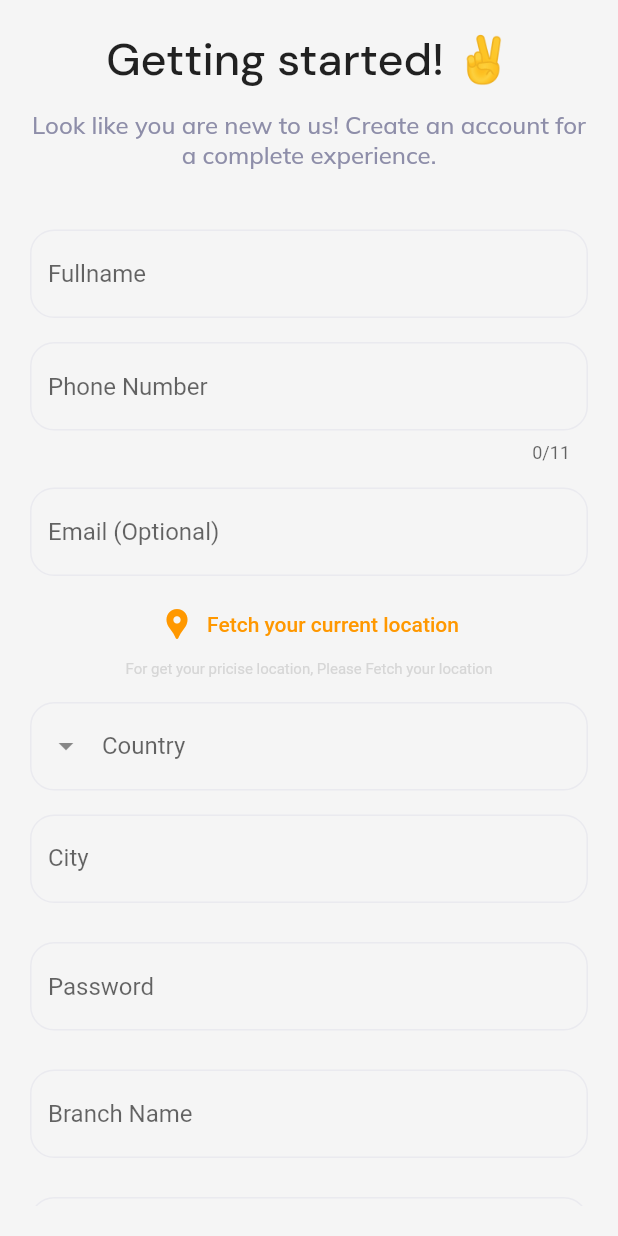
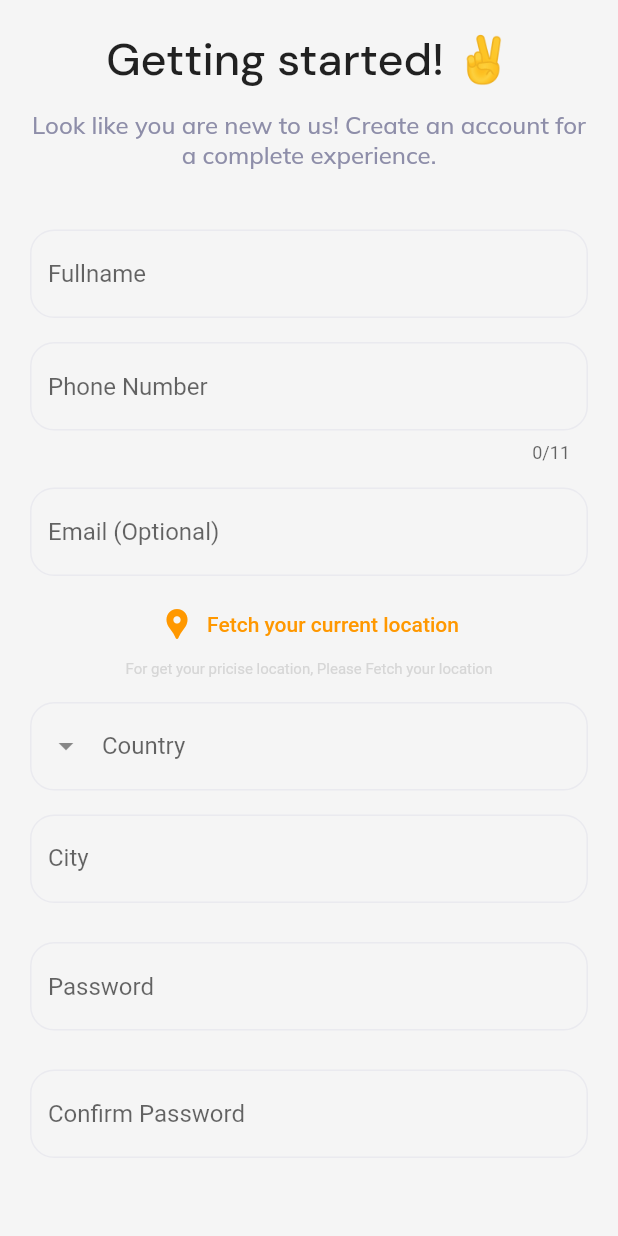
Before and after one commit to hammadkahn/Sibuy, a Flutter app: the SignUpScreen screen opened directly, on a phone screen of 412 x 824 dp. Run offline on Flutter 3.47's test engine with Material 2 defaults, Android fonts, the phone set to English and light mode, and no system bars; our stand-ins replace carousel_slider, chips_choice_null_safety, dropdown_button2, expandable, flutter_slidable, geocoding and 10 more; missing offline and left inert: dart:ffi, pusher_channels_flutter, qr_code_scanner; accounts and stored records are empty; network calls fail; Roboto replaces fonts that are missing (Cero); project files that could hold a hidden picture were left out.

Commit message:
merchant changes

```diff
--- a/lib/screens/authentication/sign_up_screen.dart
+++ b/lib/screens/authentication/sign_up_screen.dart
@@ -4,6 +4,7 @@
 import 'package:SiBuy/models/category_model.dart';
 import 'package:SiBuy/services/auth/authentication.dart';
 import 'package:SiBuy/shared/custom_button.dart';
+import 'package:intl/intl.dart';
 import 'package:intl_phone_field/countries.dart';
 import 'package:intl_phone_field/country_picker_dialog.dart';
 import '../../services/categories/category_services.dart';
@@ -333,6 +334,61 @@
                 Padding(
                   padding: const EdgeInsets.only(bottom: 26),
                   child: TextFormField(
+                    controller: passCtr,
+                    decoration: InputDecoration(
+                      enabledBorder: OutlineInputBorder(
+                        borderSide: const BorderSide(color: Color(0xFFEAEAEF)),
+                        borderRadius: BorderRadius.circular(16),
+                      ),
+                      hintText: 'Confirm Password',
+                      // suffix: Icon(Icons.visibility)
+                    ),
+                    obscureText: true,
+                    validator: (value) {
+                      if (value == null || value.isEmpty) {
+                        return 'Please a strong password';
+                      }
+                      return null;
+                    },
+                  ),
+                ),
+                Padding(
+                  padding: const EdgeInsets.only(top: 16, bottom: 16),
+                  child: TextField(
+                    controller: dobCtr,
+                    textInputAction: TextInputAction.next,
+                    readOnly: true,
+                    decoration: InputDecoration(
+                        icon: const Icon(Icons.calendar_today_rounded),
+                        labelText: 'Date of Birth',
+                        enabledBorder: OutlineInputBorder(
+                          borderSide:
+                              const BorderSide(color: Color(0xFFEAEAEF)),
+                          borderRadius: BorderRadius.circular(16),
+                        ),
+                        focusedBorder: OutlineInputBorder(
+                          borderSide:
+                              const BorderSide(color: Color(0xFFEAEAEF)),
+                          borderRadius: BorderRadius.circular(16),
+                        )),
+                    onTap: () async {
+                      DateTime? pickdate = await showDatePicker(
+                          context: context,
+                          initialDate: DateTime.now(),
+                          firstDate: DateTime(1970),
+                          lastDate: DateTime(2030));
+                      if (pickdate != null) {
+                        setState(() {
+                          dobCtr.text =
+                              DateFormat('dd-MM-yyyy').format(pickdate);
+                        });
+                      }
+                    },
+                  ),
+                ),
+                Padding(
+                  padding: const EdgeInsets.only(bottom: 26),
+                  child: TextFormField(
                     controller: branchCtr,
                     decoration: InputDecoration(
                       enabledBorder: OutlineInputBorder(
```
